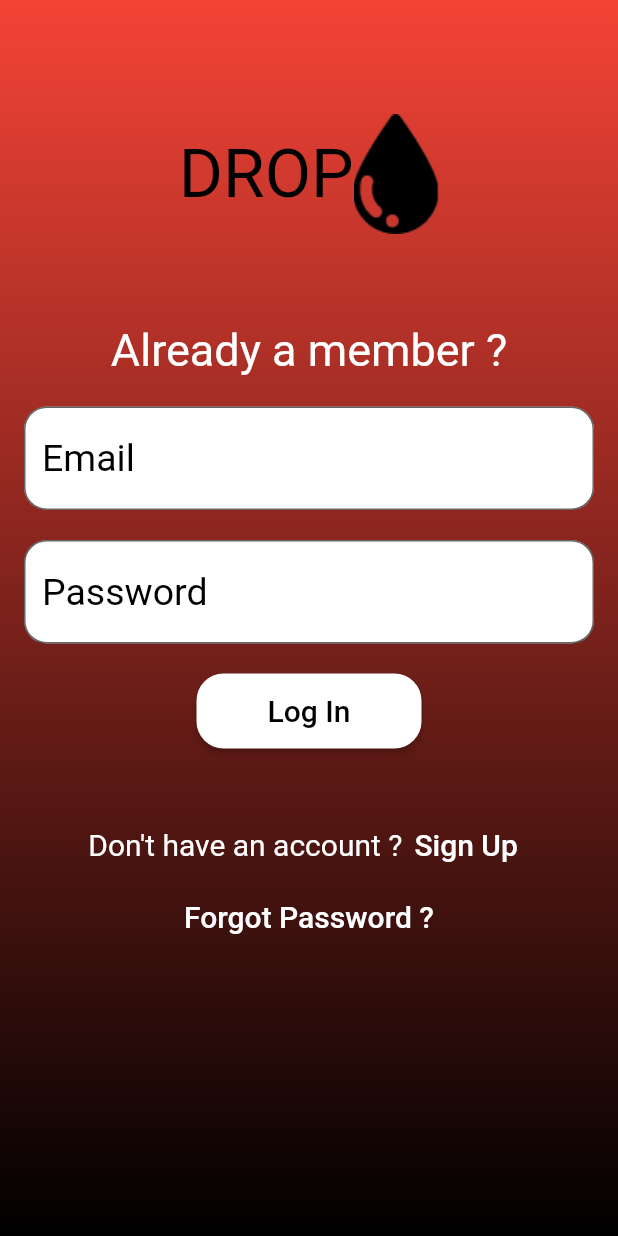
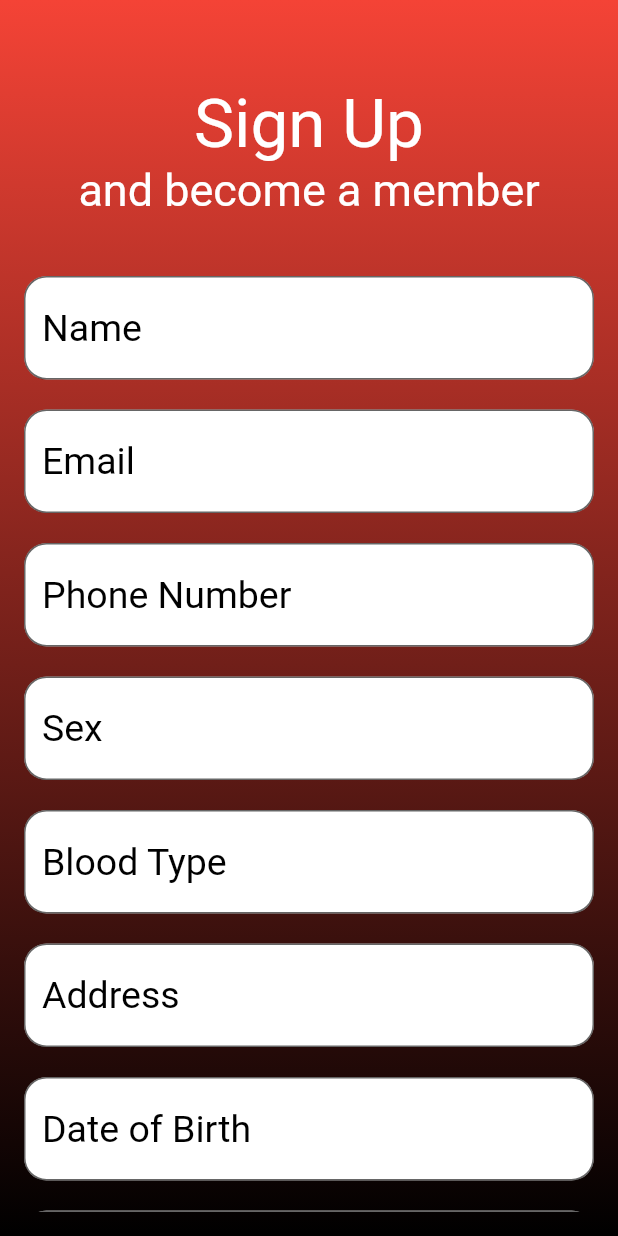
Before and after one commit to Tanvi129/Blood-Donor-Management-App, a Flutter app: the screen it shows after launch, on a phone screen of 412 x 824 dp. Run offline on Flutter 3.47's test engine with Material 2 defaults, Android fonts, the phone set to English and light mode, and no system bars; missing offline and left inert: dart:ffi.

Commit message:
Sign Up UI Completed

```diff
--- a/lib/main.dart
+++ b/lib/main.dart
@@ -1,4 +1,5 @@
 import 'package:blood_donor/screens/LoginScreen.dart';
+import 'package:blood_donor/screens/SignUP.dart';
 import 'package:flutter/material.dart';
 
 void main() {
@@ -26,7 +27,7 @@ class MyApp extends StatelessWidget {
         // is not restarted.
         primarySwatch: Colors.grey,
       ),
-      home: const LoginScreen(),
+      home: const SignUPScreen(),
     );
   }
 }
--- a/lib/screens/LoginScreen.dart
+++ b/lib/screens/LoginScreen.dart
@@ -58,7 +58,7 @@ class LoginScreen extends StatelessWidget {
                       CustomTextField(
                         controller: emailController,
                         hintText: "Email",
-                        keyboardType: TextInputType.datetime,
+                        keyboardType: TextInputType.emailAddress,
                         obscureText: false,
                       ),
                       const SizedBox(
--- /dev/null
+++ b/lib/screens/SignUP.dart
@@ -0,0 +1,163 @@
+import 'package:blood_donor/widgets/textFormField.dart';
+import 'package:flutter/material.dart';
+
+class SignUPScreen extends StatelessWidget {
+  const SignUPScreen({Key? key}) : super(key: key);
+
+  @override
+  Widget build(BuildContext context) {
+    final _formkey = GlobalKey<FormState>();
+    final emailController = TextEditingController();
+    final passController = TextEditingController();
+    final nameController = TextEditingController();
+    final phoneController = TextEditingController();
+    final sexController = TextEditingController();
+    final btypeController = TextEditingController();
+    final addressController = TextEditingController();
+    final dobController = TextEditingController();
+    final cpassController = TextEditingController();
+
+    return Material(
+      child: Container(
+        constraints: const BoxConstraints.expand(),
+        padding: const EdgeInsets.all(16),
+        decoration: const BoxDecoration(
+          gradient: LinearGradient(
+            begin: Alignment.topCenter,
+            end: Alignment.bottomCenter,
+            colors: [Colors.red, Colors.black],
+          ),
+        ),
+        child: SingleChildScrollView(
+          child: Column(
+            children: [
+              const SizedBox(
+                height: 40,
+              ),
+              const Text(
+                "Sign Up",
+                style: TextStyle(
+                  color: Colors.white,
+                  fontSize: 45,
+                ),
+              ),
+              const Text(
+                "and become a member",
+                style: TextStyle(
+                  color: Colors.white,
+                  fontSize: 30,
+                ),
+              ),
+              const SizedBox(
+                height: 40,
+              ),
+              Form(
+                  key: _formkey,
+                  child: Column(
+                    children: [
+                      CustomTextField(
+                        controller: nameController,
+                        hintText: "Name",
+                        keyboardType: TextInputType.text,
+                        obscureText: false,
+                      ),
+                      const SizedBox(
+                        height: 20,
+                      ),
+                      CustomTextField(
+                        controller: emailController,
+                        hintText: "Email",
+                        keyboardType: TextInputType.emailAddress,
+                        obscureText: false,
+                      ),
+                      const SizedBox(
+                        height: 20,
+                      ),
+                      CustomTextField(
+                        controller: phoneController,
+                        hintText: "Phone Number",
+                        keyboardType: TextInputType.number,
+                        obscureText: false,
+                      ),
+                      const SizedBox(
+                        height: 20,
+                      ),
+                      CustomTextField(
+                        controller: sexController,
+                        hintText: "Sex",
+                        keyboardType: TextInputType.text,
+                        obscureText: false,
+                      ),
+                      const SizedBox(
+                        height: 20,
+                      ),
+                      CustomTextField(
+                        controller: btypeController,
+                        hintText: "Blood Type",
+                        keyboardType: TextInputType.text,
+                        obscureText: false,
+                      ),
+                      const SizedBox(
+                        height: 20,
+                      ),
+                      CustomTextField(
+                        controller: addressController,
+                        hintText: "Address",
+                        keyboardType: TextInputType.text,
+                        obscureText: false,
+                      ),
+                      const SizedBox(
+                        height: 20,
+                      ),
+                      CustomTextField(
+                        controller: dobController,
+                        hintText: "Date of Birth",
+                        keyboardType: TextInputType.text,
+                        obscureText: false,
+                      ),
+                      const SizedBox(
+                        height: 20,
+                      ),
+                      CustomTextField(
+                        controller: passController,
+                        hintText: "Password",
+                        keyboardType: TextInputType.emailAddress,
+                        obscureText: true,
+                      ),
+                      const SizedBox(
+                        height: 20,
+                      ),
+                      CustomTextField(
+                        controller: cpassController,
+                        hintText: "Confirm Password",
+                        keyboardType: TextInputType.emailAddress,
+                        obscureText: true,
+                      ),
+                      const SizedBox(
+                        height: 30,
+                      ),
+                      ElevatedButton(
+                        onPressed: () {},
+                        child: const Text(
+                          "Sign Up",
+                          style: TextStyle(fontSize: 20),
+                        ),
+                        style: ButtonStyle(
+                            backgroundColor:
+                                MaterialStateProperty.all(Colors.white),
+                            fixedSize: MaterialStateProperty.all<Size>(
+                                const Size(150, 50)),
+                            shape: MaterialStateProperty.all<
+                                RoundedRectangleBorder>(RoundedRectangleBorder(
+                              borderRadius: BorderRadius.circular(18.0),
+                            ))),
+                      ),
+                    ],
+                  ))
+            ],
+          ),
+        ),
+      ),
+    );
+  }
+}
```
